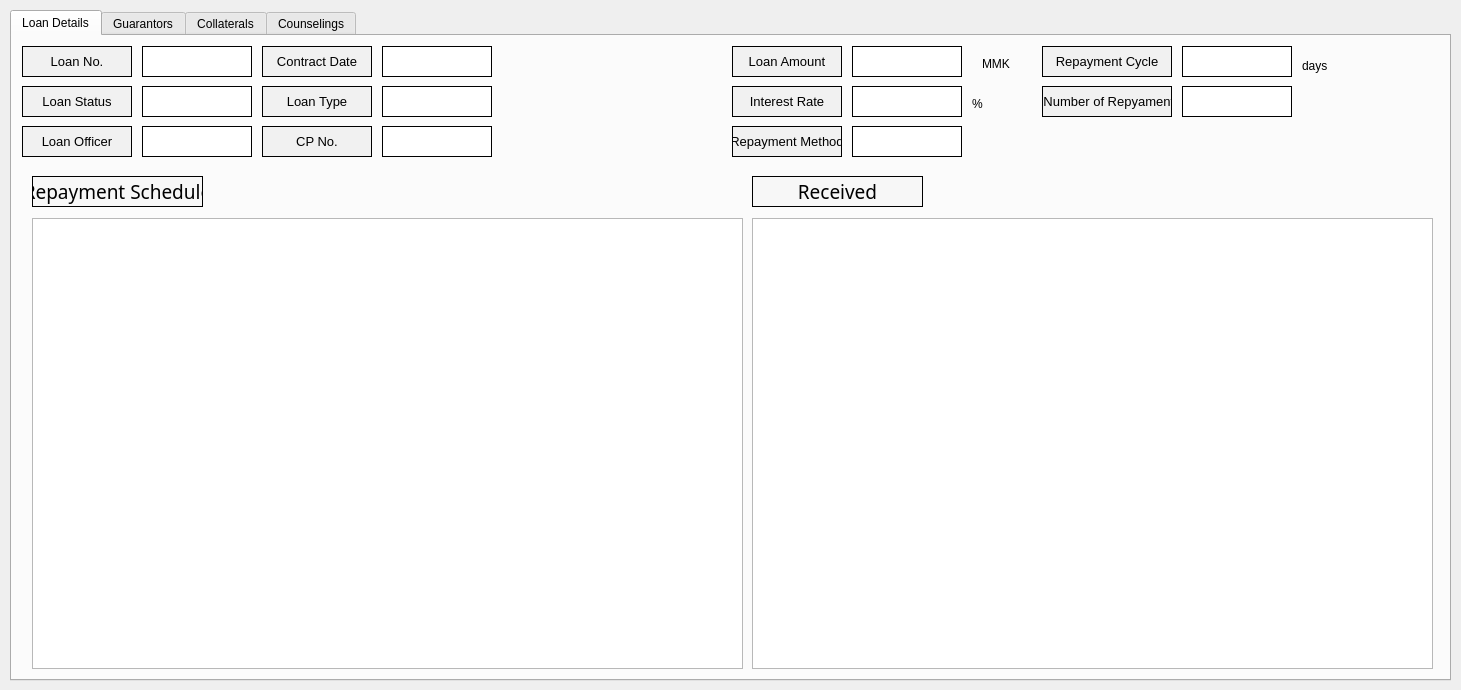
DY-Microfinance-Customer-Management/dymf-algorithm, file app/src/pages/search/loan_details.ui: the form before one commit.
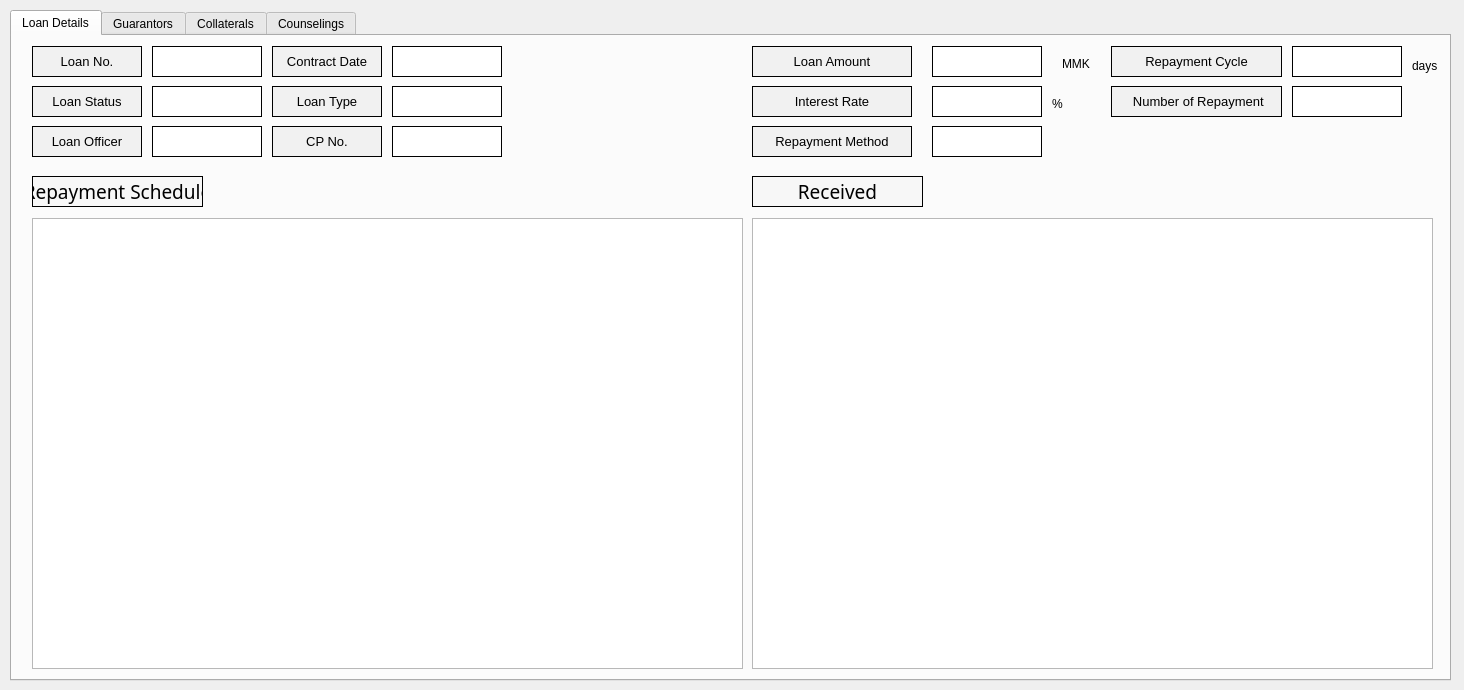
The form after the commit.

The edit to the form file:
```diff
--- a/app/src/pages/search/loan_details.ui
+++ b/app/src/pages/search/loan_details.ui
@@ -6,7 +6,7 @@
    <rect>
     <x>0</x>
     <y>0</y>
-    <width>1461</width>
+    <width>1464</width>
     <height>690</height>
    </rect>
   </property>
@@ -109,21 +109,21 @@
      <widget class="QLabel" name="label_33">
       <property name="geometry">
        <rect>
-        <x>720</x>
+        <x>740</x>
         <y>10</y>
-        <width>110</width>
+        <width>160</width>
         <height>31</height>
        </rect>
       </property>
       <property name="minimumSize">
        <size>
-        <width>110</width>
+        <width>160</width>
         <height>0</height>
        </size>
       </property>
       <property name="maximumSize">
        <size>
-        <width>110</width>
+        <width>200</width>
         <height>16777215</height>
        </size>
       </property>
@@ -148,7 +148,7 @@
      <widget class="QLabel" name="loanOfficer">
       <property name="geometry">
        <rect>
-        <x>130</x>
+        <x>140</x>
         <y>90</y>
         <width>110</width>
         <height>31</height>
@@ -180,7 +180,7 @@
      <widget class="QLabel" name="loanStatus">
       <property name="geometry">
        <rect>
-        <x>130</x>
+        <x>140</x>
         <y>50</y>
         <width>110</width>
         <height>31</height>
@@ -212,21 +212,21 @@
      <widget class="QLabel" name="label_40">
       <property name="geometry">
        <rect>
-        <x>1030</x>
+        <x>1099</x>
         <y>10</y>
-        <width>130</width>
+        <width>171</width>
         <height>31</height>
        </rect>
       </property>
       <property name="minimumSize">
        <size>
-        <width>130</width>
+        <width>160</width>
         <height>0</height>
        </size>
       </property>
       <property name="maximumSize">
        <size>
-        <width>130</width>
+        <width>200</width>
         <height>16777215</height>
        </size>
       </property>
@@ -251,7 +251,7 @@
      <widget class="QLabel" name="loanAmount">
       <property name="geometry">
        <rect>
-        <x>840</x>
+        <x>920</x>
         <y>10</y>
         <width>110</width>
         <height>31</height>
@@ -283,21 +283,21 @@
      <widget class="QLabel" name="label_42">
       <property name="geometry">
        <rect>
-        <x>1030</x>
+        <x>1099</x>
         <y>50</y>
-        <width>130</width>
+        <width>171</width>
         <height>31</height>
        </rect>
       </property>
       <property name="minimumSize">
        <size>
-        <width>130</width>
+        <width>160</width>
         <height>0</height>
        </size>
       </property>
       <property name="maximumSize">
        <size>
-        <width>130</width>
+        <width>200</width>
         <height>16777215</height>
        </size>
       </property>
@@ -313,7 +313,7 @@
        <enum>QFrame::Box</enum>
       </property>
       <property name="text">
-       <string> Number of Repyament</string>
+       <string> Number of Repayment</string>
       </property>
       <property name="alignment">
        <set>Qt::AlignCenter</set>
@@ -322,7 +322,7 @@
      <widget class="QLabel" name="numberOfRepayment">
       <property name="geometry">
        <rect>
-        <x>1170</x>
+        <x>1280</x>
         <y>50</y>
         <width>110</width>
         <height>31</height>
@@ -354,21 +354,21 @@
      <widget class="QLabel" name="label_35">
       <property name="geometry">
        <rect>
-        <x>720</x>
+        <x>740</x>
         <y>50</y>
-        <width>110</width>
+        <width>160</width>
         <height>31</height>
        </rect>
       </property>
       <property name="minimumSize">
        <size>
-        <width>110</width>
+        <width>160</width>
         <height>0</height>
        </size>
       </property>
       <property name="maximumSize">
        <size>
-        <width>110</width>
+        <width>200</width>
         <height>16777215</height>
        </size>
       </property>
@@ -393,7 +393,7 @@
      <widget class="QLabel" name="label_70">
       <property name="geometry">
        <rect>
-        <x>250</x>
+        <x>260</x>
         <y>10</y>
         <width>110</width>
         <height>31</height>
@@ -432,7 +432,7 @@
      <widget class="QLabel" name="label_37">
       <property name="geometry">
        <rect>
-        <x>10</x>
+        <x>20</x>
         <y>90</y>
         <width>110</width>
         <height>31</height>
@@ -471,7 +471,7 @@
      <widget class="QLabel" name="repaymentCycle">
       <property name="geometry">
        <rect>
-        <x>1170</x>
+        <x>1280</x>
         <y>10</y>
         <width>110</width>
         <height>31</height>
@@ -503,7 +503,7 @@
      <widget class="QLabel" name="label_24">
       <property name="geometry">
        <rect>
-        <x>10</x>
+        <x>20</x>
         <y>10</y>
         <width>110</width>
         <height>31</height>
@@ -542,7 +542,7 @@
      <widget class="QLabel" name="label_44">
       <property name="geometry">
        <rect>
-        <x>10</x>
+        <x>20</x>
         <y>50</y>
         <width>110</width>
         <height>31</height>
@@ -581,7 +581,7 @@
      <widget class="QLabel" name="label_71">
       <property name="geometry">
        <rect>
-        <x>970</x>
+        <x>1050</x>
         <y>20</y>
         <width>41</width>
         <height>16</height>
@@ -594,7 +594,7 @@
      <widget class="QLabel" name="repaymentMethod">
       <property name="geometry">
        <rect>
-        <x>840</x>
+        <x>920</x>
         <y>90</y>
         <width>110</width>
         <height>31</height>
@@ -626,7 +626,7 @@
      <widget class="QLabel" name="label_139">
       <property name="geometry">
        <rect>
-        <x>1290</x>
+        <x>1400</x>
         <y>20</y>
         <width>31</width>
         <height>20</height>
@@ -639,7 +639,7 @@
      <widget class="QLabel" name="interestRate">
       <property name="geometry">
        <rect>
-        <x>840</x>
+        <x>920</x>
         <y>50</y>
         <width>110</width>
         <height>31</height>
@@ -671,7 +671,7 @@
      <widget class="QLabel" name="contractDate">
       <property name="geometry">
        <rect>
-        <x>370</x>
+        <x>380</x>
         <y>10</y>
         <width>110</width>
         <height>31</height>
@@ -703,7 +703,7 @@
      <widget class="QLabel" name="label_72">
       <property name="geometry">
        <rect>
-        <x>250</x>
+        <x>260</x>
         <y>50</y>
         <width>110</width>
         <height>31</height>
@@ -742,7 +742,7 @@
      <widget class="QLabel" name="loanNumber">
       <property name="geometry">
        <rect>
-        <x>130</x>
+        <x>140</x>
         <y>10</y>
         <width>110</width>
         <height>31</height>
@@ -774,7 +774,7 @@
      <widget class="QLabel" name="loanType">
       <property name="geometry">
        <rect>
-        <x>370</x>
+        <x>380</x>
         <y>50</y>
         <width>110</width>
         <height>31</height>
@@ -806,21 +806,21 @@
      <widget class="QLabel" name="label_73">
       <property name="geometry">
        <rect>
-        <x>720</x>
+        <x>740</x>
         <y>90</y>
-        <width>110</width>
+        <width>160</width>
         <height>31</height>
        </rect>
       </property>
       <property name="minimumSize">
        <size>
-        <width>110</width>
+        <width>160</width>
         <height>0</height>
        </size>
       </property>
       <property name="maximumSize">
        <size>
-        <width>110</width>
+        <width>200</width>
         <height>16777215</height>
        </size>
       </property>
@@ -845,7 +845,7 @@
      <widget class="QLabel" name="label_74">
       <property name="geometry">
        <rect>
-        <x>960</x>
+        <x>1040</x>
         <y>60</y>
         <width>16</width>
         <height>16</height>
@@ -858,7 +858,7 @@
      <widget class="QLabel" name="label_75">
       <property name="geometry">
        <rect>
-        <x>250</x>
+        <x>260</x>
         <y>90</y>
         <width>110</width>
         <height>31</height>
@@ -897,7 +897,7 @@
      <widget class="QLabel" name="cpNumber">
       <property name="geometry">
        <rect>
-        <x>370</x>
+        <x>380</x>
         <y>90</y>
         <width>110</width>
         <height>31</height>
```
